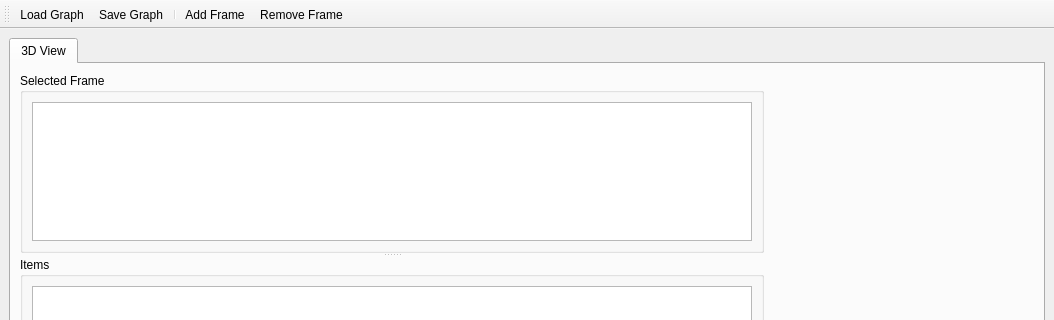
The window that src/mainwindow.ui (envire/envire-envire_visualizer) describes before a commit, drawn with Qt 5; both pictures show x 0 to 1054 and y 0 to 320 of the 1054 by 659 pixel window.
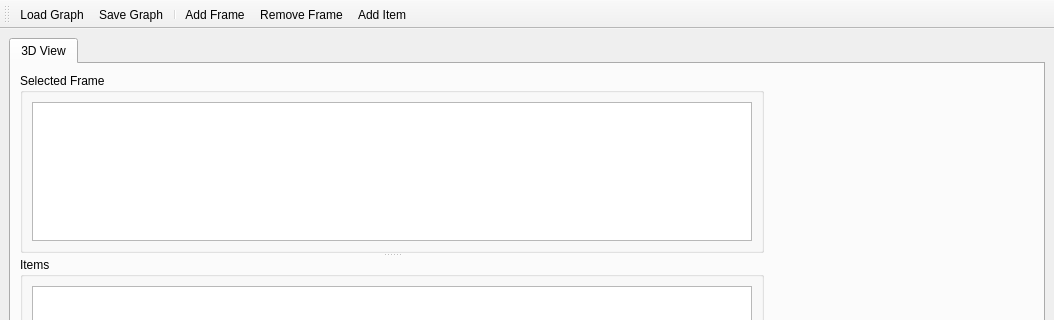
The same window after the commit. Custom widgets are drawn as their Qt base class.

Diff of the .ui file:
```diff
--- a/src/mainwindow.ui
+++ b/src/mainwindow.ui
@@ -105,6 +105,7 @@
    <addaction name="separator"/>
    <addaction name="actionAdd_Frame"/>
    <addaction name="actionRemove_Frame"/>
+   <addaction name="actionAdd_Item"/>
   </widget>
   <action name="actionAdd_Frame">
    <property name="text">
@@ -132,6 +133,11 @@
     <string>Save Graph</string>
    </property>
   </action>
+  <action name="actionAdd_Item">
+   <property name="text">
+    <string>Add Item</string>
+   </property>
+  </action>
  </widget>
  <customwidgets>
   <customwidget>
```
Left out of the diff: 2 changed lines with no effect on the pictures.
